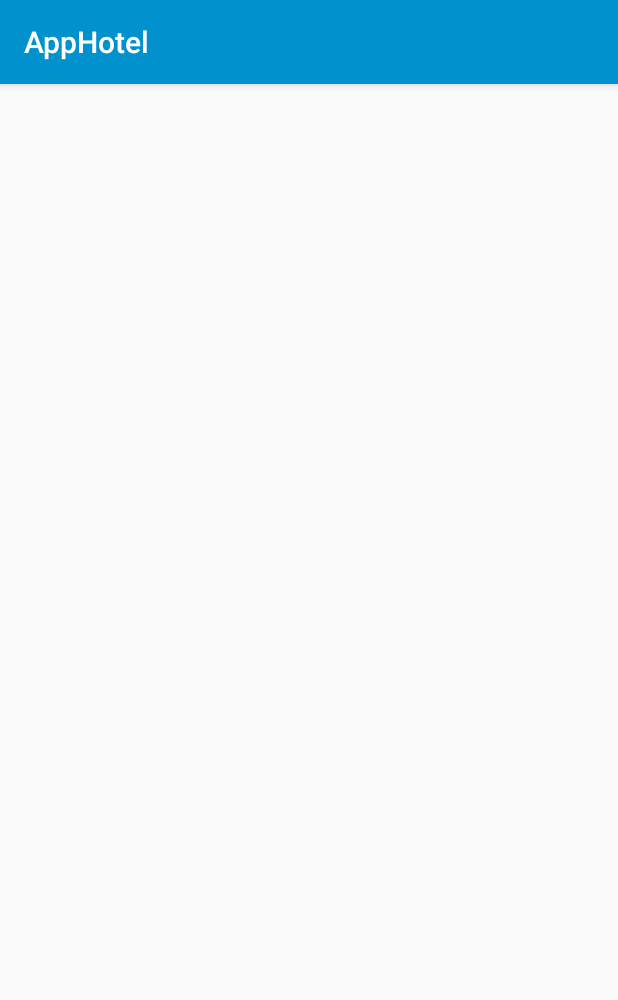
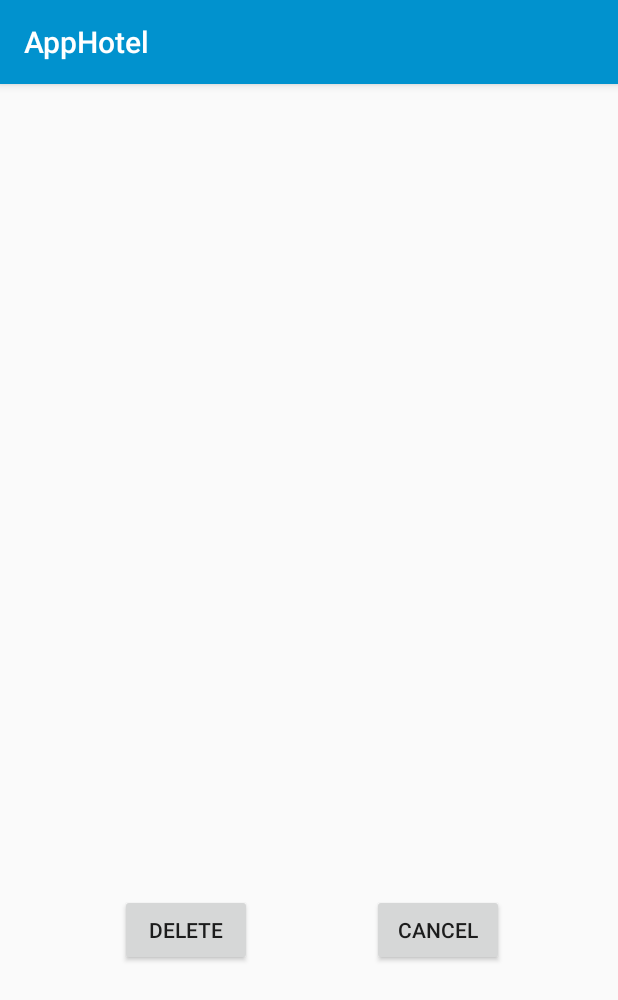
Before and after one commit to miguelpereira25/AppHotel, an Android app: the DeleteEvento screen opened directly, with no data from a screen before it, on a phone screen of 412 x 824 dp. Shown: the top 1000 px of the screen. Run offline under Robolectric (Android 15) with nearby library versions, the phone set to English and light mode, and no system bars.

Commit message:
Every button with toast On my way to create a Loading screen

```diff
--- a/app/src/main/AndroidManifest.xml
+++ b/app/src/main/AndroidManifest.xml
@@ -13,7 +13,8 @@
         android:roundIcon="@mipmap/ic_launcher_round"
         android:supportsRtl="true"
         android:theme="@style/AppTheme">
-        <activity android:name=".DeleteEvento"></activity>
+        <activity android:name=".Loading"></activity>
+        <activity android:name=".DeleteEvento" />
         <activity android:name=".EditEvento" />
         <activity android:name=".AddEventos" />
         <activity android:name=".Eventos" />
--- a/app/src/main/java/pt/ipg/apphotel/AddEventos.java
+++ b/app/src/main/java/pt/ipg/apphotel/AddEventos.java
@@ -15,6 +15,7 @@ public class AddEventos extends AppCompatActivity {
     protected void onCreate(Bundle savedInstanceState) {
         super.onCreate(savedInstanceState);
         setContentView(R.layout.activity_add_eventos);
+
 
         button = (Button) findViewById(R.id.buttonCancel);
         button.setOnClickListener(new View.OnClickListener() {
--- a/app/src/main/java/pt/ipg/apphotel/DeleteEvento.java
+++ b/app/src/main/java/pt/ipg/apphotel/DeleteEvento.java
@@ -3,12 +3,32 @@ package pt.ipg.apphotel;
 import androidx.appcompat.app.AppCompatActivity;
 
 import android.os.Bundle;
+import android.view.View;
+import android.widget.Button;
+import android.widget.Toast;
 
 public class DeleteEvento extends AppCompatActivity {
-
+    private Button button;
     @Override
     protected void onCreate(Bundle savedInstanceState) {
         super.onCreate(savedInstanceState);
         setContentView(R.layout.activity_delete);
+        button = (Button) findViewById(R.id.buttonDelete);
+        button.setOnClickListener(new View.OnClickListener() {
+            @Override
+            public void onClick(View v) {
+                finish();
+                Toast.makeText(DeleteEvento.this,"Deleted with success...",Toast.LENGTH_LONG).show();
+            }
+        });
+        button = (Button) findViewById(R.id.buttonCancelDel);
+        button.setOnClickListener(new View.OnClickListener() {
+            @Override
+            public void onClick(View v) {
+                finish();
+                Toast.makeText(DeleteEvento.this,"Canceled with success",Toast.LENGTH_LONG).show();
+            }
+        });
+
     }
 }
--- a/app/src/main/res/layout/activity_add_eventos.xml
+++ b/app/src/main/res/layout/activity_add_eventos.xml
@@ -141,7 +141,7 @@
         android:layout_marginStart="8dp"
         android:layout_marginTop="36dp"
         android:layout_marginEnd="8dp"
-        android:text="@string/cancelar"
+        android:text="@string/cancel"
         app:layout_constraintEnd_toStartOf="@+id/buttonSave"
         app:layout_constraintHorizontal_bias="0.3"
         app:layout_constraintStart_toStartOf="parent"
--- a/app/src/main/res/layout/activity_delete.xml
+++ b/app/src/main/res/layout/activity_delete.xml
@@ -6,4 +6,25 @@
     android:layout_height="match_parent"
     tools:context=".DeleteEvento">
 
+    <Button
+        android:id="@+id/buttonDelete"
+        android:layout_width="wrap_content"
+        android:layout_height="wrap_content"
+        android:layout_marginStart="8dp"
+        android:layout_marginTop="540dp"
+        android:layout_marginEnd="8dp"
+        android:text="@string/delete"
+        app:layout_constraintEnd_toStartOf="@+id/buttonCancelDel"
+        app:layout_constraintStart_toStartOf="parent"
+        app:layout_constraintTop_toTopOf="parent" />
+
+    <Button
+        android:id="@+id/buttonCancelDel"
+        android:layout_width="wrap_content"
+        android:layout_height="wrap_content"
+        android:layout_marginTop="540dp"
+        android:layout_marginEnd="76dp"
+        android:text="@string/cancel"
+        app:layout_constraintEnd_toEndOf="parent"
+        app:layout_constraintTop_toTopOf="parent" />
 </androidx.constraintlayout.widget.ConstraintLayout>
--- a/app/src/main/res/layout/activity_edit_evento.xml
+++ b/app/src/main/res/layout/activity_edit_evento.xml
@@ -25,7 +25,7 @@
         android:layout_height="wrap_content"
         android:layout_marginTop="556dp"
         android:layout_marginEnd="68dp"
-        android:text="@string/cancel"
+        android:text="@string/cancel_edit"
         app:layout_constraintEnd_toEndOf="parent"
         app:layout_constraintTop_toTopOf="parent" />
 </androidx.constraintlayout.widget.ConstraintLayout>
```
Also changed, not shown: app/src/main/java/pt/ipg/apphotel/EditEvento.java (+21 -1 lines), app/src/main/java/pt/ipg/apphotel/Loading.java (added, +30 -0 lines), app/src/main/res/layout/activity_loading.xml (added, +23 -0 lines), app/src/main/res/values/strings.xml (+4 -3 lines), 2 other files.
